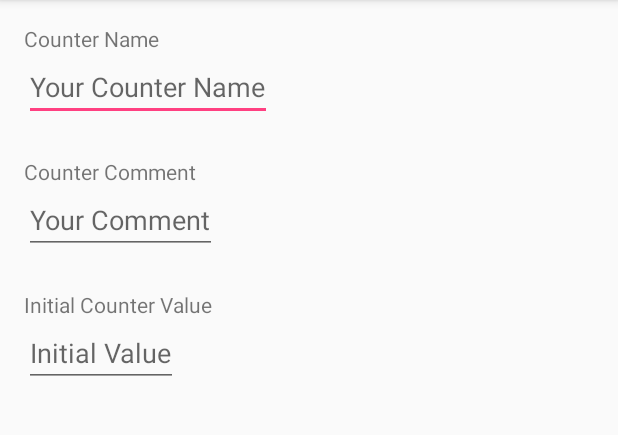
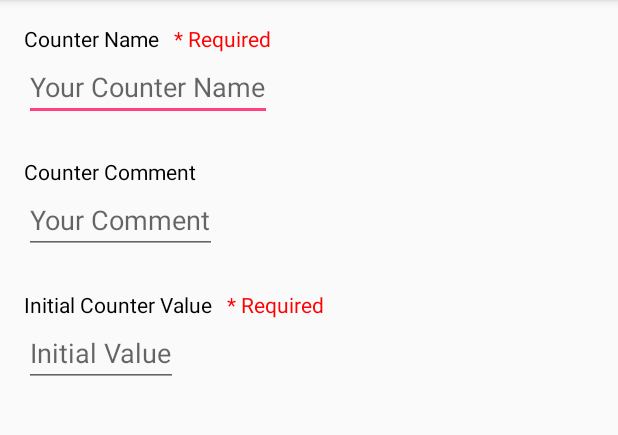
Before and after one commit to OliverRarog/Rarog-CountBook, an Android app: the screen it shows after launch (AddCounterActivity), after a tap on an icon or button, on a phone screen of 412 x 824 dp, the part 84-519 px from its top. Run offline under Robolectric (Android 15) with nearby library versions, the phone set to English and light mode, and no system bars.

Commit message:
Lots of stuff
- Created counter row layout
- Improved counter class
- Created list view adapter to display counters in row with some working buttons
- Started formatting of counter creator activity (no input checking yet)

```diff
--- a/app/src/main/java/com/example/rarog_countbook/AddCounterActivity.java
+++ b/app/src/main/java/com/example/rarog_countbook/AddCounterActivity.java
@@ -9,5 +9,9 @@ public class AddCounterActivity extends AppCompatActivity {
     protected void onCreate(Bundle savedInstanceState) {
         super.onCreate(savedInstanceState);
         setContentView(R.layout.activity_add_counter);
+
+
+
+
     }
 }
--- a/app/src/main/java/com/example/rarog_countbook/Counter.java
+++ b/app/src/main/java/com/example/rarog_countbook/Counter.java
@@ -30,12 +30,30 @@ public class Counter {
         this.counterName = counterName;
     }
 
+    public int getCurrentValue() {
+        return currentValue;
+    }
+
+    public String getCounterName() {
+        return counterName;
+    }
+
+    public String getCounterComment() {
+        return comment;
+    }
+
+    public Date getCounterDate() {
+        return date;
+    }
+
     public void incrementCurrentValue() {
         currentValue += 1;
     }
 
     public void decrementCurrentValue() {
-        currentValue -= 1;
+        if(currentValue >= 1) {
+            currentValue -= 1;
+        }
     }
 
     public void resetCurrentValue() {
--- /dev/null
+++ b/app/src/main/java/com/example/rarog_countbook/CounterRowAdapter.java
@@ -0,0 +1,116 @@
+package com.example.rarog_countbook;
+
+import android.content.Context;
+import android.view.LayoutInflater;
+import android.view.View;
+import android.view.ViewGroup;
+import android.widget.BaseAdapter;
+import android.widget.Button;
+import android.widget.ListAdapter;
+import android.widget.TextView;
+
+import java.util.ArrayList;
+
+/**
+ * Created by Oliver on 30/09/2017.
+ */
+
+public class CounterRowAdapter extends BaseAdapter implements ListAdapter{
+    private ArrayList<Counter> counterList = new ArrayList<Counter>();
+    private Context context;
+
+    public CounterRowAdapter(ArrayList<Counter> counterList, Context context) {
+        this.counterList = counterList;
+        this.context = context;
+    }
+
+    @Override
+    public int getCount() {
+        return counterList.size();
+    }
+
+    @Override
+    public Object getItem(int i) {
+        return counterList.get(i);
+    }
+
+    @Override
+    public long getItemId(int i) {
+        return 0;
+    }
+
+    @Override
+    public View getView(final int i, View view, ViewGroup viewGroup) {
+        if (view == null) {
+            LayoutInflater inflater = (LayoutInflater) context.getSystemService(Context.LAYOUT_INFLATER_SERVICE);
+            view = inflater.inflate(R.layout.counter_row, null);
+        }
+        final Counter counter = counterList.get(i);
+
+
+        TextView counterRowValue = view.findViewById(R.id.counterRowValue);
+        counterRowValue.setText(Integer.toString(counter.getCurrentValue()));
+
+        TextView counterRowName = view.findViewById(R.id.counterRowName);
+        counterRowName.setText(counter.getCounterName());
+
+        TextView counterRowComment = view.findViewById(R.id.counterRowComment);
+        counterRowComment.setText(counter.getCounterComment());
+
+
+
+        Button incrementButton = view.findViewById(R.id.increment_button);
+        Button decrementButton = view.findViewById(R.id.decrement_button);
+        Button resetButton = view.findViewById(R.id.reset_button);
+        Button viewButton = view.findViewById(R.id.view_button);
+        Button editButton = view.findViewById(R.id.edit_button);
+        Button deleteButton = view.findViewById(R.id.delete_button);
+
+        incrementButton.setOnClickListener(new View.OnClickListener(){
+            @Override
+            public void onClick(View v) {
+                counter.incrementCurrentValue();
+                notifyDataSetChanged();
+            }
+        });
+
+        decrementButton.setOnClickListener(new View.OnClickListener(){
+            @Override
+            public void onClick(View v) {
+                counter.decrementCurrentValue();
+                notifyDataSetChanged();
+            }
+        });
+
+        resetButton.setOnClickListener(new View.OnClickListener(){
+            @Override
+            public void onClick(View v) {
+                counter.resetCurrentValue();
+                notifyDataSetChanged();
+            }
+        });
+
+        viewButton.setOnClickListener(new View.OnClickListener(){
+            @Override
+            public void onClick(View v) {
+            }
+        });
+
+        editButton.setOnClickListener(new View.OnClickListener(){
+            @Override
+            public void onClick(View v) {
+            }
+        });
+
+        deleteButton.setOnClickListener(new View.OnClickListener(){
+            @Override
+            public void onClick(View v) {
+                counterList.remove(i);
+                notifyDataSetChanged();
+            }
+        });
+
+        return view;
+    }
+
+}
--- a/app/src/main/java/com/example/rarog_countbook/MainActivity.java
+++ b/app/src/main/java/com/example/rarog_countbook/MainActivity.java
@@ -5,6 +5,9 @@ import android.support.v7.app.AppCompatActivity;
 import android.os.Bundle;
 import android.view.View;
 import android.widget.Button;
+import android.widget.ListView;
+
+import java.util.ArrayList;
 
 public class MainActivity extends AppCompatActivity {
 
@@ -22,6 +25,18 @@ public class MainActivity extends AppCompatActivity {
             }
         });
 
+        ArrayList<Counter> list = new ArrayList<Counter>();
+        list.add(new Counter(5, "test1", "hello"));
+        list.add(new Counter(10, "test2", "bye"));
+        for(int i = 0; i < 15; i++) {
+            list.add(new Counter(i, "test", "test"));
+        }
+
+        CounterRowAdapter adapter = new CounterRowAdapter(list, this);
+
+        ListView lView = (ListView) findViewById(R.id.counterListView);
+        lView.setAdapter(adapter);
+
 
 
     }
--- a/app/src/main/res/layout/activity_add_counter.xml
+++ b/app/src/main/res/layout/activity_add_counter.xml
@@ -14,8 +14,20 @@
         android:layout_marginLeft="16dp"
         android:layout_marginTop="16dp"
         android:text="@string/addCounterNameTextView"
+        android:textColor="@color/colorBlack"
         app:layout_constraintLeft_toLeftOf="parent"
         app:layout_constraintTop_toTopOf="parent" />
+
+    <TextView
+        android:id="@+id/NameRequiredText"
+        android:layout_width="wrap_content"
+        android:layout_height="wrap_content"
+        android:layout_marginTop="16dp"
+        android:layout_marginLeft="10dp"
+        android:text="@string/required"
+        android:textColor="@color/colorRed"
+        app:layout_constraintTop_toTopOf="parent"
+        app:layout_constraintLeft_toRightOf="@id/addCounterName" />
 
     <EditText
         android:id="@+id/counterNameEditText"
@@ -36,6 +48,7 @@
         android:layout_marginLeft="16dp"
         android:layout_marginTop="24dp"
         android:text="@string/addCounterCommentTextView"
+        android:textColor="@color/colorBlack"
         app:layout_constraintLeft_toLeftOf="parent"
         app:layout_constraintTop_toBottomOf="@+id/counterNameEditText" />
 
@@ -57,6 +70,7 @@
         android:layout_marginLeft="16dp"
         android:layout_marginTop="24dp"
         android:text="@string/addCounterValueTextView"
+        android:textColor="@color/colorBlack"
         app:layout_constraintLeft_toLeftOf="parent"
         app:layout_constraintTop_toBottomOf="@+id/counterCommentEditText" />
 
@@ -71,4 +85,17 @@
         app:layout_constraintLeft_toLeftOf="parent"
         app:layout_constraintTop_toBottomOf="@+id/addCounterValue" />
 
+
+
+    <TextView
+        android:id="@+id/InitialValueRequiredText"
+        android:layout_width="wrap_content"
+        android:layout_height="wrap_content"
+        android:text="@string/required"
+        android:textColor="@color/colorRed"
+        android:layout_marginLeft="10dp"
+        app:layout_constraintLeft_toRightOf="@id/addCounterValue"
+        android:layout_marginTop="24dp"
+        app:layout_constraintTop_toBottomOf="@+id/counterCommentEditText" />
+
 </android.support.constraint.ConstraintLayout>
--- a/app/src/main/res/values/colors.xml
+++ b/app/src/main/res/values/colors.xml
@@ -3,4 +3,6 @@
     <color name="colorPrimary">#3F51B5</color>
     <color name="colorPrimaryDark">#303F9F</color>
     <color name="colorAccent">#FF4081</color>
+    <color name="colorBlack">#000000</color>
+    <color name="colorRed">#ff0000</color>
 </resources>
--- a/app/src/main/res/values/strings.xml
+++ b/app/src/main/res/values/strings.xml
@@ -6,4 +6,5 @@
     <string name="addCounterCommentTextView">Counter Comment</string>
     <string name="addCounterValueHinter">Initial Value</string>
     <string name="addCounterValueTextView">Initial Counter Value</string>
+    <string name="required"> * Required</string>
 </resources>
```
Also changed, not shown: app/src/main/res/layout/activity_main.xml (+9 -14 lines), app/src/main/res/layout/counter_row.xml (+20 -4 lines).
